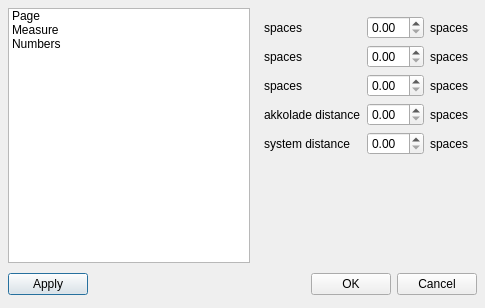
Qt form mscore/mscore/editstyle.ui (musescore/musescore-old) before a commit.
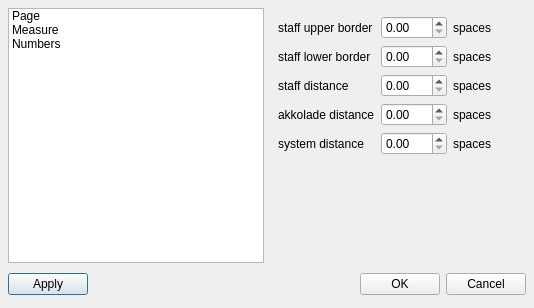
The same form after that commit. The open tabs and pages were chosen to show the change.

Patch:
```diff
--- a/mscore/mscore/editstyle.ui
+++ b/mscore/mscore/editstyle.ui
@@ -8,7 +8,7 @@
    <rect>
     <x>0</x>
     <y>0</y>
-    <width>485</width>
+    <width>534</width>
     <height>308</height>
    </rect>
   </property>
@@ -260,21 +260,21 @@
        <item row="0" column="0" >
         <widget class="QLabel" name="label" >
          <property name="text" >
-          <string>spaces</string>
+          <string>staff upper border</string>
          </property>
         </widget>
        </item>
        <item row="1" column="0" >
         <widget class="QLabel" name="label_2" >
          <property name="text" >
-          <string>spaces</string>
+          <string>staff lower border</string>
          </property>
         </widget>
        </item>
        <item row="2" column="0" >
         <widget class="QLabel" name="label_3" >
          <property name="text" >
-          <string>spaces</string>
+          <string>staff distance</string>
          </property>
         </widget>
        </item>
```
Left out of the diff: 6 changed lines with no effect on the pictures.
